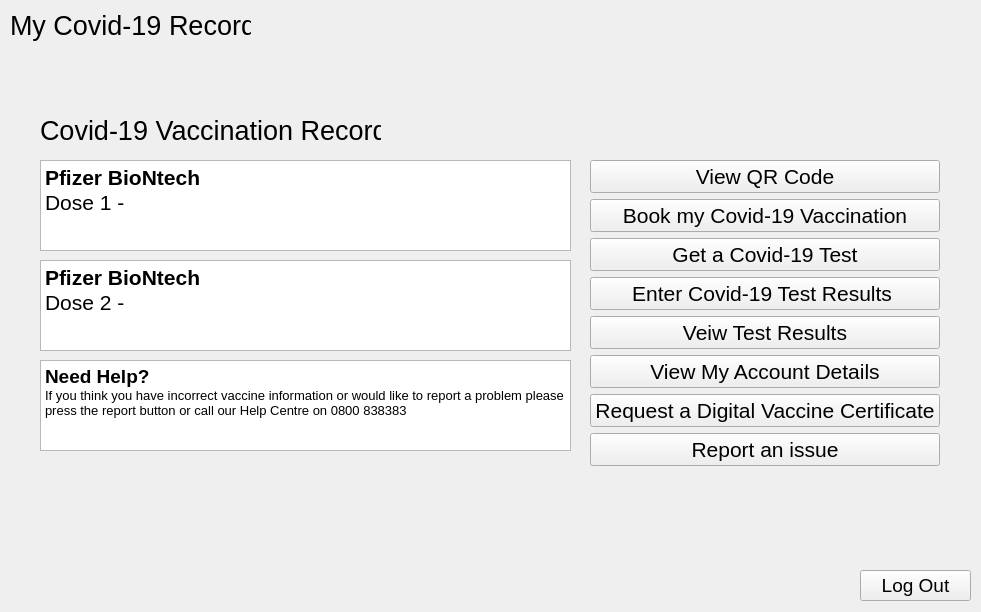
SourPanda13/106-Group-Assignment, file L_A_B_Final_Project/mainpage.ui: the form before one commit.
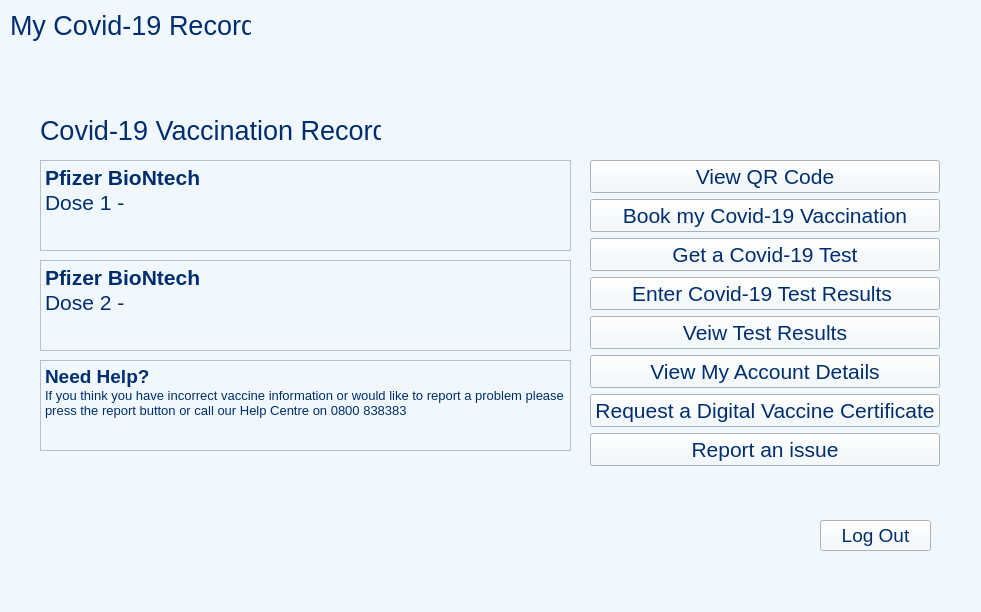
The form after the commit.

Patch:
```diff
--- a/L_A_B_Final_Project/mainpage.ui
+++ b/L_A_B_Final_Project/mainpage.ui
@@ -13,6 +13,9 @@
   <property name="windowTitle">
    <string>Your Records</string>
   </property>
+  <property name="styleSheet">
+   <string notr="true">background-color: rgb(241, 248, 253);</string>
+  </property>
   <widget class="QLabel" name="label">
    <property name="geometry">
     <rect>
@@ -27,6 +30,9 @@
      <pointsize>20</pointsize>
     </font>
    </property>
+   <property name="styleSheet">
+    <string notr="true">color: rgb(0, 46, 110);</string>
+   </property>
    <property name="text">
     <string>My Covid-19 Record</string>
    </property>
@@ -45,6 +51,9 @@
      <pointsize>20</pointsize>
     </font>
    </property>
+   <property name="styleSheet">
+    <string notr="true">color: rgb(0, 46, 110);</string>
+   </property>
    <property name="text">
     <string>Covid-19 Vaccination Record</string>
    </property>
@@ -66,8 +75,8 @@
 &lt;html&gt;&lt;head&gt;&lt;meta name=&quot;qrichtext&quot; content=&quot;1&quot; /&gt;&lt;style type=&quot;text/css&quot;&gt;
 p, li { white-space: pre-wrap; }
 &lt;/style&gt;&lt;/head&gt;&lt;body style=&quot; font-family:'MS Shell Dlg 2'; font-size:8.25pt; font-weight:400; font-style:normal;&quot;&gt;
-&lt;p style=&quot; margin-top:0px; margin-bottom:0px; margin-left:0px; margin-right:0px; -qt-block-indent:0; text-indent:0px;&quot;&gt;&lt;span style=&quot; font-size:16pt; font-weight:600;&quot;&gt;Pfizer BioNtech&lt;/span&gt;&lt;/p&gt;
-&lt;p style=&quot; margin-top:0px; margin-bottom:0px; margin-left:0px; margin-right:0px; -qt-block-indent:0; text-indent:0px;&quot;&gt;&lt;span style=&quot; font-size:16pt;&quot;&gt;Dose 1 - &lt;/span&gt;&lt;/p&gt;&lt;/body&gt;&lt;/html&gt;</string>
+&lt;p style=&quot; margin-top:0px; margin-bottom:0px; margin-left:0px; margin-right:0px; -qt-block-indent:0; text-indent:0px;&quot;&gt;&lt;span style=&quot; font-size:16pt; font-weight:600; color:#002e6e;&quot;&gt;Pfizer BioNtech&lt;/span&gt;&lt;/p&gt;
+&lt;p style=&quot; margin-top:0px; margin-bottom:0px; margin-left:0px; margin-right:0px; -qt-block-indent:0; text-indent:0px;&quot;&gt;&lt;span style=&quot; font-size:16pt; color:#002e6e;&quot;&gt;Dose 1 - &lt;/span&gt;&lt;/p&gt;&lt;/body&gt;&lt;/html&gt;</string>
    </property>
    <property name="overwriteMode">
     <bool>false</bool>
@@ -90,8 +99,8 @@
 &lt;html&gt;&lt;head&gt;&lt;meta name=&quot;qrichtext&quot; content=&quot;1&quot; /&gt;&lt;style type=&quot;text/css&quot;&gt;
 p, li { white-space: pre-wrap; }
 &lt;/style&gt;&lt;/head&gt;&lt;body style=&quot; font-family:'MS Shell Dlg 2'; font-size:8.25pt; font-weight:400; font-style:normal;&quot;&gt;
-&lt;p style=&quot; margin-top:0px; margin-bottom:0px; margin-left:0px; margin-right:0px; -qt-block-indent:0; text-indent:0px;&quot;&gt;&lt;span style=&quot; font-size:16pt; font-weight:600;&quot;&gt;Pfizer BioNtech&lt;/span&gt;&lt;/p&gt;
-&lt;p style=&quot; margin-top:0px; margin-bottom:0px; margin-left:0px; margin-right:0px; -qt-block-indent:0; text-indent:0px;&quot;&gt;&lt;span style=&quot; font-size:16pt;&quot;&gt;Dose 2 - &lt;/span&gt;&lt;/p&gt;&lt;/body&gt;&lt;/html&gt;</string>
+&lt;p style=&quot; margin-top:0px; margin-bottom:0px; margin-left:0px; margin-right:0px; -qt-block-indent:0; text-indent:0px;&quot;&gt;&lt;span style=&quot; font-size:16pt; font-weight:600; color:#002e6e;&quot;&gt;Pfizer BioNtech&lt;/span&gt;&lt;/p&gt;
+&lt;p style=&quot; margin-top:0px; margin-bottom:0px; margin-left:0px; margin-right:0px; -qt-block-indent:0; text-indent:0px;&quot;&gt;&lt;span style=&quot; font-size:16pt; color:#002e6e;&quot;&gt;Dose 2 - &lt;/span&gt;&lt;/p&gt;&lt;/body&gt;&lt;/html&gt;</string>
    </property>
   </widget>
   <widget class="QTextEdit" name="NeedHelpText">
@@ -111,9 +120,9 @@
 &lt;html&gt;&lt;head&gt;&lt;meta name=&quot;qrichtext&quot; content=&quot;1&quot; /&gt;&lt;style type=&quot;text/css&quot;&gt;
 p, li { white-space: pre-wrap; }
 &lt;/style&gt;&lt;/head&gt;&lt;body style=&quot; font-family:'MS Shell Dlg 2'; font-size:8.25pt; font-weight:400; font-style:normal;&quot;&gt;
-&lt;p style=&quot; margin-top:0px; margin-bottom:0px; margin-left:0px; margin-right:0px; -qt-block-indent:0; text-indent:0px;&quot;&gt;&lt;span style=&quot; font-size:14pt; font-weight:600;&quot;&gt;Need Help?&lt;/span&gt;&lt;/p&gt;
-&lt;p style=&quot; margin-top:0px; margin-bottom:0px; margin-left:0px; margin-right:0px; -qt-block-indent:0; text-indent:0px;&quot;&gt;&lt;a name=&quot;docs-internal-guid-6b0cc7e9-7fff-2bb7-b5ce-cff9e8ae04b8&quot;&gt;&lt;/a&gt;&lt;span style=&quot; font-family:'Arial'; font-size:10pt; color:#000000; background-color:transparent;&quot;&gt;I&lt;/span&gt;&lt;span style=&quot; font-family:'Arial'; font-size:10pt; color:#000000; background-color:transparent;&quot;&gt;f you think you have incorrect vaccine information or would like to report a problem please press the report button or call our Help Centre on 0800 838383&lt;/span&gt;&lt;/p&gt;
-&lt;p style=&quot; margin-top:0px; margin-bottom:0px; margin-left:0px; margin-right:0px; -qt-block-indent:0; text-indent:0px;&quot;&gt;&lt;span style=&quot; font-size:8pt;&quot;&gt;&lt;br /&gt;&lt;/span&gt;&lt;/p&gt;&lt;/body&gt;&lt;/html&gt;</string>
+&lt;p style=&quot; margin-top:0px; margin-bottom:0px; margin-left:0px; margin-right:0px; -qt-block-indent:0; text-indent:0px;&quot;&gt;&lt;span style=&quot; font-size:14pt; font-weight:600; color:#002e6e;&quot;&gt;Need Help?&lt;/span&gt;&lt;/p&gt;
+&lt;p style=&quot; margin-top:0px; margin-bottom:0px; margin-left:0px; margin-right:0px; -qt-block-indent:0; text-indent:0px;&quot;&gt;&lt;a name=&quot;docs-internal-guid-6b0cc7e9-7fff-2bb7-b5ce-cff9e8ae04b8&quot;&gt;&lt;/a&gt;&lt;span style=&quot; font-family:'Arial'; font-size:10pt; color:#002e6e; background-color:transparent;&quot;&gt;I&lt;/span&gt;&lt;span style=&quot; font-family:'Arial'; font-size:10pt; color:#002e6e; background-color:transparent;&quot;&gt;f you think you have incorrect vaccine information or would like to report a problem please press the report button or call our Help Centre on 0800 838383&lt;/span&gt;&lt;/p&gt;
+&lt;p style=&quot; margin-top:0px; margin-bottom:0px; margin-left:0px; margin-right:0px; -qt-block-indent:0; text-indent:0px;&quot;&gt;&lt;span style=&quot; font-size:8pt; color:#002e6e;&quot;&gt;&lt;br /&gt;&lt;/span&gt;&lt;/p&gt;&lt;/body&gt;&lt;/html&gt;</string>
    </property>
   </widget>
   <widget class="QWidget" name="verticalLayoutWidget">
@@ -133,6 +142,9 @@
         <pointsize>16</pointsize>
        </font>
       </property>
+      <property name="styleSheet">
+       <string notr="true">color: rgb(0, 46, 110);</string>
+      </property>
       <property name="text">
        <string>View QR Code</string>
       </property>
@@ -145,6 +157,9 @@
         <pointsize>16</pointsize>
        </font>
       </property>
+      <property name="styleSheet">
+       <string notr="true">color: rgb(0, 46, 110);</string>
+      </property>
       <property name="text">
        <string>Book my Covid-19 Vaccination</string>
       </property>
@@ -157,6 +172,9 @@
         <pointsize>16</pointsize>
        </font>
       </property>
+      <property name="styleSheet">
+       <string notr="true">color: rgb(0, 46, 110);</string>
+      </property>
       <property name="text">
        <string>Get a Covid-19 Test</string>
       </property>
@@ -169,6 +187,9 @@
         <pointsize>16</pointsize>
        </font>
       </property>
+      <property name="styleSheet">
+       <string notr="true">color: rgb(0, 46, 110);</string>
+      </property>
       <property name="text">
        <string>Enter Covid-19 Test Results </string>
       </property>
@@ -181,6 +202,9 @@
         <pointsize>16</pointsize>
        </font>
       </property>
+      <property name="styleSheet">
+       <string notr="true">color: rgb(0, 46, 110);</string>
+      </property>
       <property name="text">
        <string>Veiw Test Results</string>
       </property>
@@ -193,6 +217,9 @@
         <pointsize>16</pointsize>
        </font>
       </property>
+      <property name="styleSheet">
+       <string notr="true">color: rgb(0, 46, 110);</string>
+      </property>
       <property name="text">
        <string>View My Account Details</string>
       </property>
@@ -205,6 +232,9 @@
         <pointsize>16</pointsize>
        </font>
       </property>
+      <property name="styleSheet">
+       <string notr="true">color: rgb(0, 46, 110);</string>
+      </property>
       <property name="text">
        <string>Request a Digital Vaccine Certificate</string>
       </property>
@@ -217,6 +247,9 @@
         <pointsize>16</pointsize>
        </font>
       </property>
+      <property name="styleSheet">
+       <string notr="true">color: rgb(0, 46, 110);</string>
+      </property>
       <property name="text">
        <string>Report an issue</string>
       </property>
@@ -263,8 +296,8 @@
   <widget class="QPushButton" name="LogOut">
    <property name="geometry">
     <rect>
-     <x>860</x>
-     <y>570</y>
+     <x>820</x>
+     <y>520</y>
      <width>111</width>
      <height>31</height>
     </rect>
@@ -274,6 +307,9 @@
      <pointsize>14</pointsize>
     </font>
    </property>
+   <property name="styleSheet">
+    <string notr="true">color: rgb(0, 46, 110);</string>
+   </property>
    <property name="text">
     <string>Log Out</string>
    </property>
```
